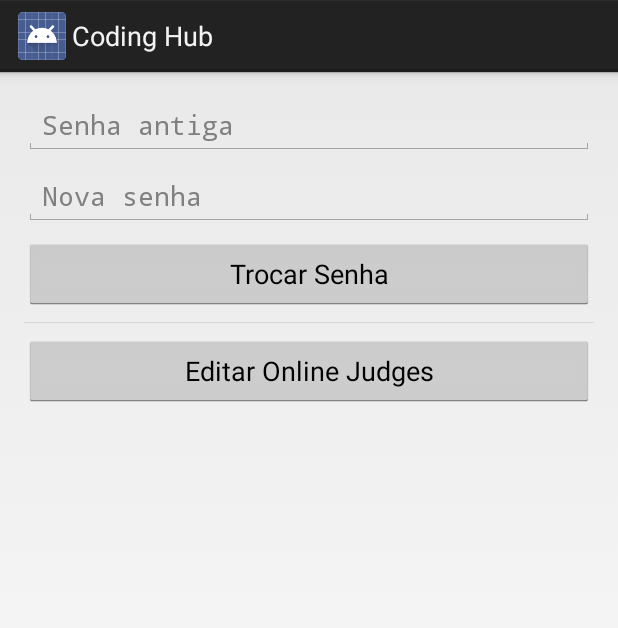
After one commit to hereismari/CodingHub, an Android app: the SettingsMenuActivity screen opened directly, with no data from a screen before it, on a phone screen of 412 x 824 dp. The commit adds this screen. Shown: the top 628 px of the screen. Run offline under Robolectric (Android 15) with nearby library versions, the phone set to English and light mode, and no system bars; our stand-ins replace ButterKnife, Volley; network calls fail; 1 statement that could not run was skipped.

Commit message:
Tela para trocar a senha

```diff
--- a/api/src/main/java/com/es/codinghub/api/entities/User.java
+++ b/api/src/main/java/com/es/codinghub/api/entities/User.java
@@ -76,10 +76,6 @@ public class User implements JSONString {
 		return accounts;
 	}
 
-	public void setEmail(String email) {
-		this.email = email;
-	}
-
 	public void setPassword(String password) {
 		this.password = password;
 	}
--- a/app/src/main/AndroidManifest.xml
+++ b/app/src/main/AndroidManifest.xml
@@ -25,6 +25,7 @@
             </intent-filter>
         </activity>
         <activity android:name=".SignupActivity" />
+        <activity android:name=".SettingsMenuActivity" />
         <activity android:name=".SettingsActivity" />
     </application>
 
--- a/app/src/main/java/com/es/codinghub/app/LoginActivity.java
+++ b/app/src/main/java/com/es/codinghub/app/LoginActivity.java
@@ -123,7 +123,7 @@ public class LoginActivity extends Activity {
         editor.putLong("userid", userid);
         editor.commit();
 
-        Intent intent = new Intent(this, SettingsActivity.class);
+        Intent intent = new Intent(this, SettingsMenuActivity.class);
         startActivity(intent);
         finish();
     }
--- a/app/src/main/java/com/es/codinghub/app/SettingsActivity.java
+++ b/app/src/main/java/com/es/codinghub/app/SettingsActivity.java
@@ -87,7 +87,7 @@ public class SettingsActivity extends Activity {
 
     @Override
     public void onBackPressed() {
-        Intent intent = new Intent(this, LoginActivity.class);
+        Intent intent = new Intent(this, SettingsMenuActivity.class);
         startActivity(intent);
         finish();
     }
--- /dev/null
+++ b/app/src/main/java/com/es/codinghub/app/SettingsMenuActivity.java
@@ -0,0 +1,202 @@
+package com.es.codinghub.app;
+
+import android.app.Activity;
+import android.app.ProgressDialog;
+import android.content.Context;
+import android.content.Intent;
+import android.content.SharedPreferences;
+import android.os.Bundle;
+import android.view.View;
+import android.view.WindowManager;
+import android.view.inputmethod.InputMethodManager;
+import android.widget.EditText;
+import android.widget.Toast;
+
+import com.android.volley.AuthFailureError;
+import com.android.volley.Request;
+import com.android.volley.RequestQueue;
+import com.android.volley.Response;
+import com.android.volley.VolleyError;
+import com.android.volley.toolbox.JsonObjectRequest;
+import com.android.volley.toolbox.StringRequest;
+import com.android.volley.toolbox.Volley;
+
+import org.json.JSONException;
+import org.json.JSONObject;
+
+import java.util.HashMap;
+import java.util.Map;
+
+import butterknife.BindView;
+import butterknife.ButterKnife;
+import butterknife.OnClick;
+
+public class SettingsMenuActivity extends Activity {
+
+    @BindView(R.id.oldPasswordEditText) EditText oldPassword;
+    @BindView(R.id.newPasswordEditText) EditText newPassword;
+
+    private ProgressDialog progressDialog;
+    private RequestQueue queue;
+
+    private Long userid;
+    private String email;
+    private String baseUrl;
+
+    @Override
+    protected void onCreate(Bundle savedInstanceState) {
+        super.onCreate(savedInstanceState);
+
+        baseUrl = getString(R.string.api_url);
+
+        setContentView(R.layout.settings_menu_activity);
+        ButterKnife.bind(this);
+
+        getWindow().setSoftInputMode(WindowManager.LayoutParams.SOFT_INPUT_STATE_HIDDEN);
+
+        progressDialog = new ProgressDialog(this);
+        progressDialog.setIndeterminate(true);
+        progressDialog.setCancelable(false);
+
+        SharedPreferences authPref = getSharedPreferences(
+                getString(R.string.authentication_file), Context.MODE_PRIVATE);
+
+        userid = authPref.getLong("userid", -1);
+        queue = Volley.newRequestQueue(this);
+
+        loadData();
+    }
+
+    @Override
+    protected void onDestroy() {
+        super.onDestroy();
+        progressDialog.dismiss();
+    }
+
+    @Override
+    public void onBackPressed() {
+        Intent intent = new Intent(this, LoginActivity.class);
+        startActivity(intent);
+        finish();
+    }
+
+    @OnClick(R.id.changePasswordButton) void trocarSenha() {
+
+        hideKeyboard();
+
+        progressDialog.setMessage(getString(R.string.changing_password));
+        progressDialog.show();
+
+        String url = baseUrl + "/login";
+
+        queue.add(new JsonObjectRequest(Request.Method.GET, url,
+
+            new Response.Listener<JSONObject>() {
+                @Override
+                public void onResponse(JSONObject response) {
+                    commit();
+                }
+            },
+
+            new Response.ErrorListener() {
+                @Override
+                public void onErrorResponse(VolleyError error) {
+                    Toast.makeText(getBaseContext(), getString(R.string.wrong_password),
+                            Toast.LENGTH_LONG).show();
+                    clearAll();
+                }
+            })
+        {
+
+            @Override
+            public Map<String, String> getHeaders() throws AuthFailureError {
+                Map<String, String> params = new HashMap<>();
+
+                String password = oldPassword.getText().toString();
+
+                params.put("email", email);
+                params.put("password", password);
+
+                return params;
+            }
+        });
+    }
+
+    @OnClick(R.id.accountsButton) void editAccounts() {
+        Intent intent = new Intent(this, SettingsActivity.class);
+        startActivity(intent);
+        finish();
+    }
+
+    public void clearAll() {
+        oldPassword.setText(null);
+        newPassword.setText(null);
+        progressDialog.hide();
+    }
+
+    public void commit() {
+        String url = baseUrl + "/user/" + userid + "/password";
+
+        queue.add(new StringRequest(Request.Method.PUT, url,
+
+            new Response.Listener<String>() {
+                @Override
+                public void onResponse(String response) {
+                    clearAll();
+                }
+            },
+
+            new Response.ErrorListener() {
+                @Override
+                public void onErrorResponse(VolleyError error) {
+                    Toast.makeText(getBaseContext(), getString(R.string.operation_failed),
+                            Toast.LENGTH_LONG).show();
+                    clearAll();
+                }
+            })
+        {
+            @Override
+            public String getBodyContentType() {
+                return "text/plain";
+            }
+
+            @Override
+            public byte[] getBody() throws AuthFailureError {
+                return newPassword.getText().toString().getBytes();
+            }
+        });
+    }
+
+    public void hideKeyboard() {
+        View view = getCurrentFocus();
+        if (view == null) return;
+
+        InputMethodManager imm = (InputMethodManager) getSystemService(Context.INPUT_METHOD_SERVICE);
+        imm.hideSoftInputFromWindow(view.getWindowToken(), 0);
+    }
+
+    public void loadData() {
+        String url = baseUrl + "/user/" + userid;
+
+        queue.add(new JsonObjectRequest(Request.Method.GET, url,
+
+            new Response.Listener<JSONObject>() {
+                @Override
+                public void onResponse(JSONObject response) {
+                    try {
+                        email = response.getString("email");
+                    } catch (JSONException e) {}
+                }
+            },
+
+            new Response.ErrorListener() {
+                @Override
+                public void onErrorResponse(VolleyError error) {
+                    Toast.makeText(getBaseContext(), getString(R.string.no_connection),
+                            Toast.LENGTH_LONG).show();
+                    onBackPressed();
+                }
+            })
+        );
+    }
+}
--- /dev/null
+++ b/app/src/main/res/layout/settings_menu_activity.xml
@@ -0,0 +1,54 @@
+<?xml version="1.0" encoding="utf-8"?>
+<ScrollView xmlns:android="http://schemas.android.com/apk/res/android"
+            android:layout_width="match_parent"
+            android:layout_height="match_parent"
+            android:paddingBottom="@dimen/activity_vertical_margin"
+            android:paddingLeft="@dimen/activity_horizontal_margin"
+            android:paddingRight="@dimen/activity_horizontal_margin"
+            android:paddingTop="@dimen/activity_vertical_margin"
+    >
+
+    <LinearLayout
+        android:orientation="vertical"
+        android:layout_width="match_parent"
+        android:layout_height="wrap_content">
+
+        <EditText
+            android:layout_width="match_parent"
+            android:layout_height="wrap_content"
+            android:inputType="textPassword"
+            android:ems="10"
+            android:hint="@string/old_password"
+            android:id="@+id/oldPasswordEditText"
+            android:layout_marginBottom="8dp"/>
+
+        <EditText
+            android:layout_width="match_parent"
+            android:layout_height="wrap_content"
+            android:inputType="textPassword"
+            android:ems="10"
+            android:id="@+id/newPasswordEditText"
+            android:hint="@string/new_password"
+            android:layout_marginBottom="8dp"/>
+
+        <Button
+            android:text="@string/change_password"
+            android:layout_width="match_parent"
+            android:layout_height="wrap_content"
+            android:id="@+id/changePasswordButton"
+            android:layout_marginBottom="8dp"/>
+
+        <View
+            android:layout_width="match_parent"
+            android:layout_height="1px"
+            android:background="?android:attr/listDivider"
+            android:layout_marginBottom="8dp"/>
+
+        <Button
+            android:text="@string/edit_accounts"
+            android:layout_width="match_parent"
+            android:layout_height="wrap_content"
+            android:id="@+id/accountsButton"/>
+
+    </LinearLayout>
+</ScrollView>
--- a/app/src/main/res/values/strings.xml
+++ b/app/src/main/res/values/strings.xml
@@ -22,4 +22,10 @@
     <string name="deleting_account">Deletando Conta</string>
     <string name="fetching_data">Atualizando</string>
     <string name="no_connection">Sem conexão</string>
+    <string name="edit_accounts">Editar Online Judges</string>
+    <string name="change_password">Trocar Senha</string>
+    <string name="old_password">Senha antiga</string>
+    <string name="new_password">Nova senha</string>
+    <string name="changing_password">Trocando Senha&#8230;</string>
+    <string name="wrong_password">Senha incorreta</string>
 </resources>
```
Also changed, not shown: api/src/main/java/com/es/codinghub/api/resources/UserManager.java (+0 -37 lines).
